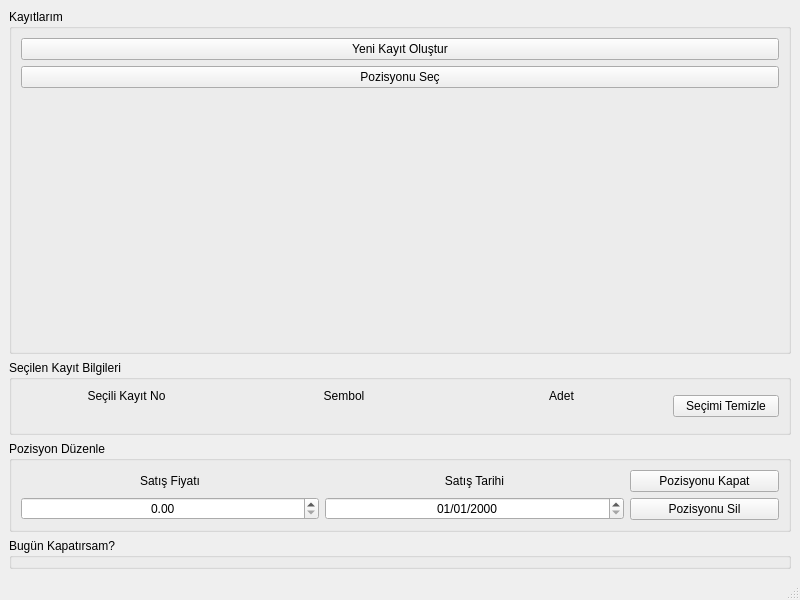
Above: gui/mainwindow.ui from cihansenyuz/tax-calc before the change. Below: the same form after it.
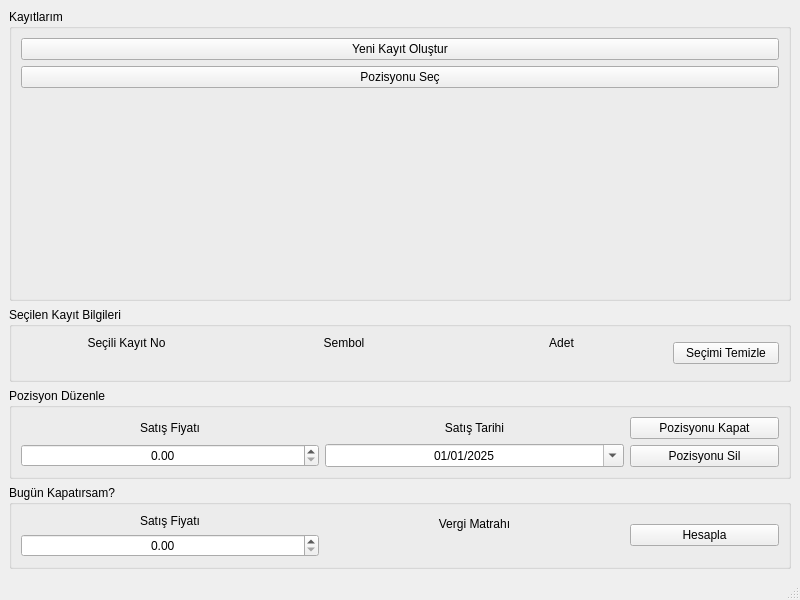
That is the form after the change.

Commit message:
ui: Enhance potential tax calculation interface
- Add potential sell price input field (potantialSellPriceSpinBox)
- Add tax base display label (potantialCalculatedTaxLabel)
- Add calculate button with proper text and functionality
- Improve date picker with calendar popup and default date
- Structure layout for better user experience in potential calculations section

The edit to the form file:
```diff
--- a/gui/mainwindow.ui
+++ b/gui/mainwindow.ui
@@ -219,6 +219,16 @@
              <property name="displayFormat">
               <string>dd/MM/yyyy</string>
              </property>
+             <property name="calendarPopup">
+              <bool>true</bool>
+             </property>
+             <property name="date">
+              <date>
+               <year>2025</year>
+               <month>1</month>
+               <day>1</day>
+              </date>
+             </property>
             </widget>
            </item>
           </layout>
@@ -263,6 +273,60 @@
       <property name="title">
        <string>Bugün Kapatırsam?</string>
       </property>
+      <layout class="QHBoxLayout" name="horizontalLayout" stretch="2,2,1">
+       <item>
+        <layout class="QVBoxLayout" name="verticalLayout_11">
+         <item>
+          <widget class="QLabel" name="label_6">
+           <property name="text">
+            <string>Satış Fiyatı</string>
+           </property>
+           <property name="alignment">
+            <set>Qt::AlignmentFlag::AlignCenter</set>
+           </property>
+          </widget>
+         </item>
+         <item>
+          <widget class="QDoubleSpinBox" name="potantialSellPriceSpinBox">
+           <property name="alignment">
+            <set>Qt::AlignmentFlag::AlignCenter</set>
+           </property>
+           <property name="maximum">
+            <double>9999.989999999999782</double>
+           </property>
+          </widget>
+         </item>
+        </layout>
+       </item>
+       <item>
+        <layout class="QVBoxLayout" name="verticalLayout_12">
+         <item>
+          <widget class="QLabel" name="label_7">
+           <property name="text">
+            <string>Vergi Matrahı</string>
+           </property>
+           <property name="alignment">
+            <set>Qt::AlignmentFlag::AlignCenter</set>
+           </property>
+          </widget>
+         </item>
+         <item>
+          <widget class="QLabel" name="potantialCalculatedTaxLabel">
+           <property name="text">
+            <string/>
+           </property>
+          </widget>
+         </item>
+        </layout>
+       </item>
+       <item>
+        <widget class="QPushButton" name="pushButton">
+         <property name="text">
+          <string>Hesapla</string>
+         </property>
+        </widget>
+       </item>
+      </layout>
      </widget>
     </item>
    </layout>
```
